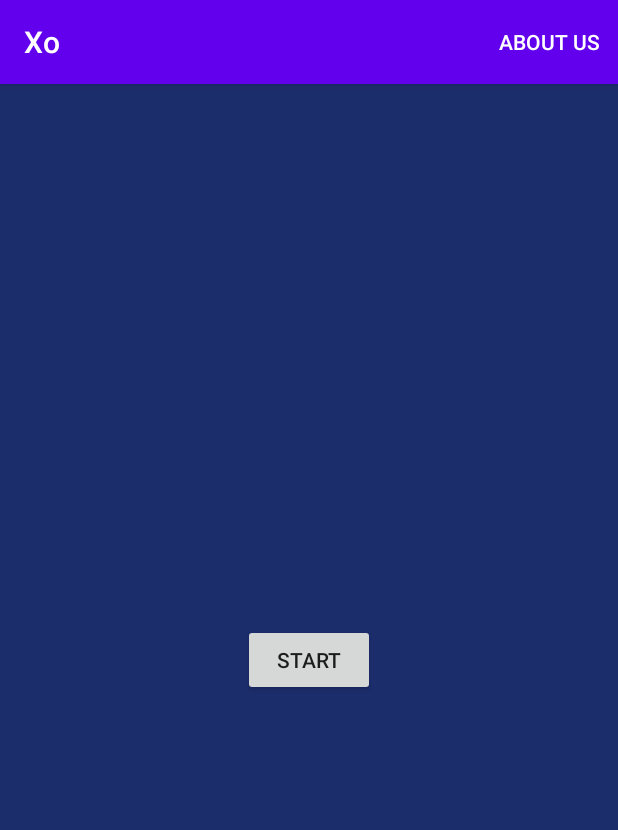
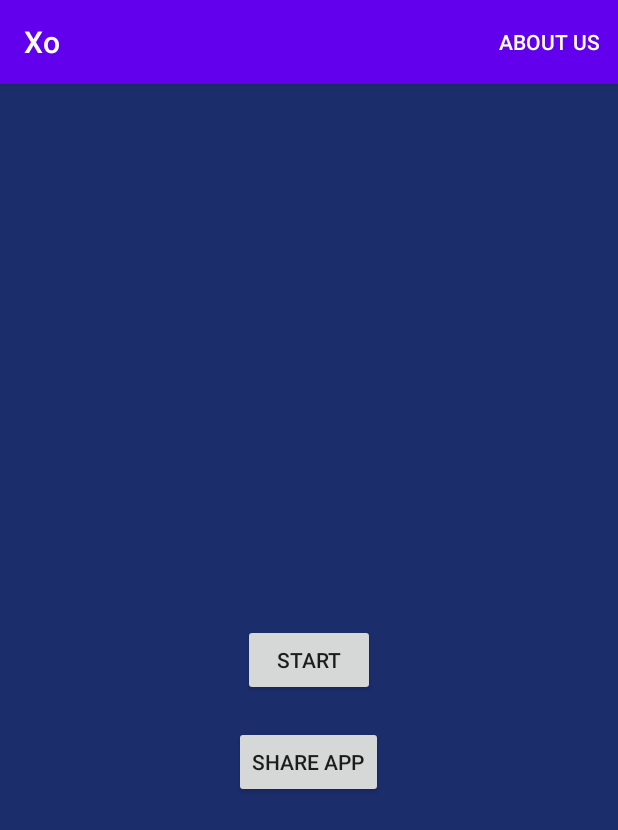
Before and after one commit to alireza1082/Xo-game, an Android app: the screen it shows after launch (MainActivity), on a phone screen of 412 x 824 dp. Shown: the top 830 px of the screen. Run offline under Robolectric (Android 15) with nearby library versions, the phone set to English and light mode, and no system bars.

Commit message:
add share button

```diff
--- a/app/build.gradle
+++ b/app/build.gradle
@@ -8,8 +8,8 @@ android {
         applicationId "ir.sharif.xo"
         minSdkVersion 25
         targetSdkVersion 30
-        versionCode 5
-        versionName "1.0.4"
+        versionCode 6
+        versionName "1.0.5"
 
         testInstrumentationRunner "androidx.test.runner.AndroidJUnitRunner"
     }
--- a/app/src/main/res/layout/activity_main.xml
+++ b/app/src/main/res/layout/activity_main.xml
@@ -14,4 +14,14 @@
         android:gravity="center"
         android:text="@string/start"
         android:id="@+id/start"/>
+
+    <Button
+        android:layout_width="wrap_content"
+        android:layout_height="wrap_content"
+        android:layout_centerInParent="true"
+        android:gravity="center"
+        android:layout_below="@id/start"
+        android:layout_marginTop="20dp"
+        android:text="@string/share"
+        android:id="@+id/share"/>
 </RelativeLayout>
--- a/app/src/main/res/values/strings.xml
+++ b/app/src/main/res/values/strings.xml
@@ -2,6 +2,7 @@
     <string name="app_name">Xo</string>
     <string name="about_us">Xo Game</string>
     <string name="start">start</string>
+    <string name="share">share app</string>
     <string name="current_x">starter player is: X player</string>
     <string name="current_o">starter player is: O player</string>
     <string name="x_point">X = %1$d</string>
```
Also changed, not shown: app/src/main/java/com/example/android/xo/MainActivity.java (+12 -0 lines).
